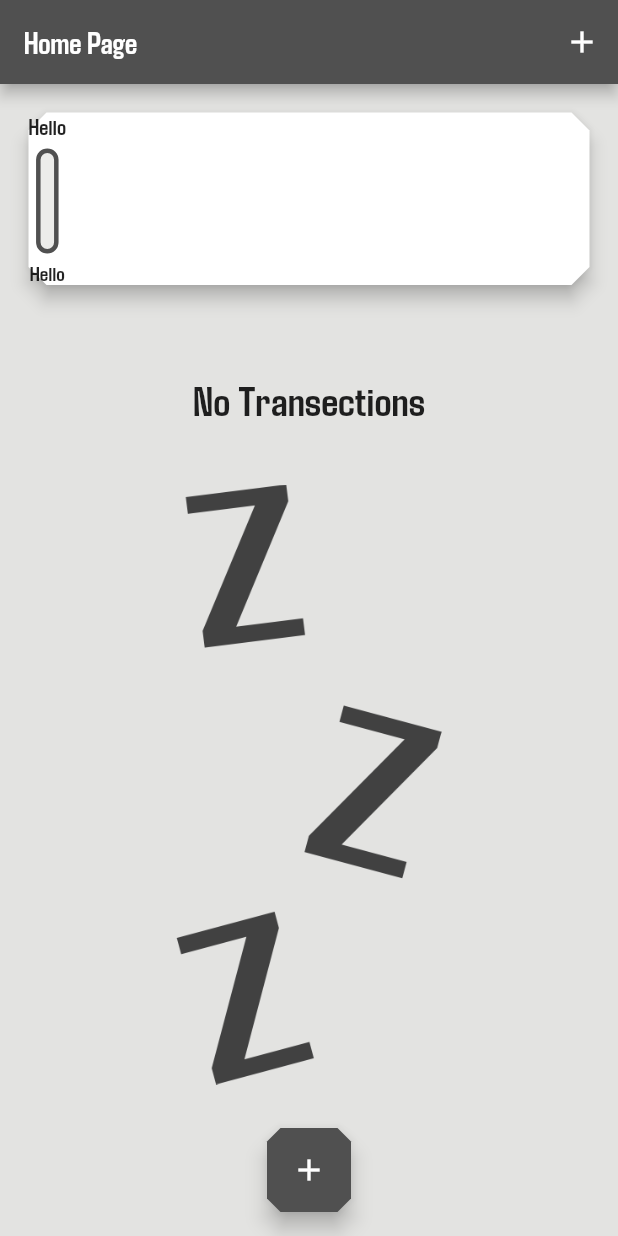
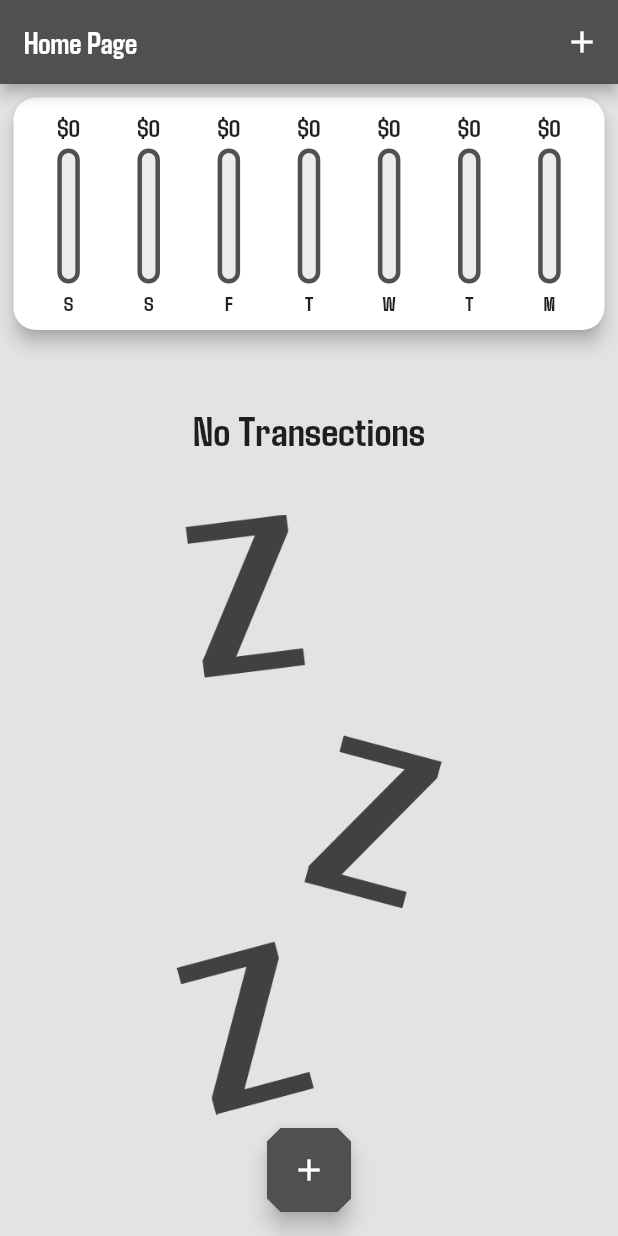
Before and after one commit to Muneeb1030/Expense-Manager-Flutter, a Flutter app: the screen it shows after launch, on a phone screen of 412 x 824 dp. Run offline on Flutter 3.47's test engine with Material 2 defaults, Android fonts, the phone set to English and light mode, and no system bars; our stand-ins replace flutter_spinkit.

Commit message:
Chart Logic Added

```diff
--- a/lib/Acitivities/Home.dart
+++ b/lib/Acitivities/Home.dart
@@ -111,7 +111,7 @@ class _HomeState extends State<Home> {
                       ],
                     ),
                   )
-                : TransactionList(userTransactions,_DeleteTransaction)
+                : TransactionList(userTransactions, _DeleteTransaction)
           ],
         ),
       ),
--- a/lib/Widgets/Chart.dart
+++ b/lib/Widgets/Chart.dart
@@ -1,4 +1,5 @@
 import 'package:flutter/material.dart';
+import 'package:intl/intl.dart';
 
 import '../Widgets/ChartBar.dart';
 import '../Models/Transection.dart';
@@ -7,19 +8,61 @@ class Chart extends StatelessWidget {
   List<Transaction> recentTransactions;
   Chart(this.recentTransactions);
 
+  List<Map<String, Object>> get groupedTransactionValues {
+    return List.generate(7, (index) {
+      final weekDay = DateTime.now().subtract(
+        Duration(days: index),
+      );
+      var totalSum = 0.0;
+
+      for (var i = 0; i < recentTransactions.length; i++) {
+        if (recentTransactions[i].date.day == weekDay.day &&
+            recentTransactions[i].date.month == weekDay.month &&
+            recentTransactions[i].date.year == weekDay.year) {
+          totalSum += recentTransactions[i].amount;
+        }
+      }
+
+      return {
+        'day': DateFormat.E().format(weekDay).substring(0, 1),
+        'amount': totalSum,
+      };
+    }).toList();
+  }
+
+  double get totalSpending {
+    return groupedTransactionValues.fold(0.0, (sum, item) {
+      return sum + (item['amount'] as double);
+    });
+  }
+
   @override
   Widget build(BuildContext context) {
     return Container(
       width: double.infinity,
-      padding: EdgeInsets.all(15),
+      padding: EdgeInsets.all(5),
       child: Card(
         elevation: 5,
-        shape: BeveledRectangleBorder(
-            borderRadius: BorderRadius.all(Radius.circular(12))),
-        child: Row(
-          children: [
-            ChartBar(),
-          ],
+        shape: RoundedRectangleBorder(
+          borderRadius: BorderRadius.circular(15.0),
+        ),
+        child: Padding(
+          padding: EdgeInsets.all(10),
+          child: Row(
+            mainAxisAlignment: MainAxisAlignment.spaceAround,
+            children: groupedTransactionValues.map((data) {
+              return Flexible(
+                fit: FlexFit.tight,
+                child: ChartBar(
+                  data['day'] as String,
+                  data['amount'] as double,
+                  totalSpending == 0.0
+                      ? 0.0
+                      : (data['amount'] as double) / totalSpending,
+                ),
+              );
+            }).toList(),
+          ),
         ),
       ),
     );
--- a/lib/Widgets/ChartBar.dart
+++ b/lib/Widgets/ChartBar.dart
@@ -1,7 +1,11 @@
 import 'package:flutter/material.dart';
 
 class ChartBar extends StatelessWidget {
-  const ChartBar({super.key});
+  final String label;
+  final double spendingAmount;
+  final double spendingPctOfTotal;
+
+  ChartBar(this.label, this.spendingAmount, this.spendingPctOfTotal);
 
   @override
   Widget build(BuildContext context) {
@@ -9,19 +13,19 @@ class ChartBar extends StatelessWidget {
       children: [
         Container(
           height: 20,
-          child: Text(
-            "Hello",
-            style: TextStyle(fontSize: 15),
+          child: FittedBox(
+            child: Text('\$${spendingAmount.toStringAsFixed(0)}'),
           ),
         ),
         SizedBox(
           height: 4,
         ),
-        Stack(
+        Container(
+          height: 90,
+          width: 15,
+          child: Stack(
             children: [
               Container(
-              height: 70,
-              width: 15,
                 decoration: BoxDecoration(
                   border: Border.all(
                       color: Theme.of(context).colorScheme.primary, width: 3),
@@ -29,12 +33,22 @@ class ChartBar extends StatelessWidget {
                   color: Color.fromARGB(255, 236, 236, 234),
                 ),
               ),
+              FractionallySizedBox(
+                heightFactor: spendingPctOfTotal,
+                child: Container(
+                  decoration: BoxDecoration(
+                    color: Theme.of(context).colorScheme.primary,
+                    borderRadius: BorderRadius.circular(10),
+                  ),
+                ),
+              ),
             ],
+          ),
         ),
         SizedBox(
           height: 4,
         ),
-        Text("Hello")
+        Text(label)
       ],
     );
   }
--- a/lib/Widgets/transectionlist.dart
+++ b/lib/Widgets/transectionlist.dart
@@ -15,7 +15,14 @@ class TransactionList extends StatelessWidget {
       height: 450,
       child: ListView.builder(
         itemBuilder: (ctx, index) {
-          return ListTile(
+          return Card(
+            elevation: 5,
+            margin: EdgeInsets.symmetric(vertical: 5, horizontal: 8),
+            color: Color.fromARGB(255, 236, 236, 234),
+            shape: RoundedRectangleBorder(
+              borderRadius: BorderRadius.circular(15.0),
+            ),
+            child: ListTile(
               leading: CircleAvatar(
                 backgroundColor: Theme.of(context).colorScheme.primary,
                 foregroundColor: Color.fromARGB(255, 236, 236, 234),
@@ -52,6 +59,7 @@ class TransactionList extends StatelessWidget {
                 color: Theme.of(context).colorScheme.primary,
                 onPressed: () => deleteTransaction(transactions[index].id),
               ),
+            ),
           );
         },
         itemCount: transactions.length,
```
Lines whose indentation alone changed are shown as unchanged.
